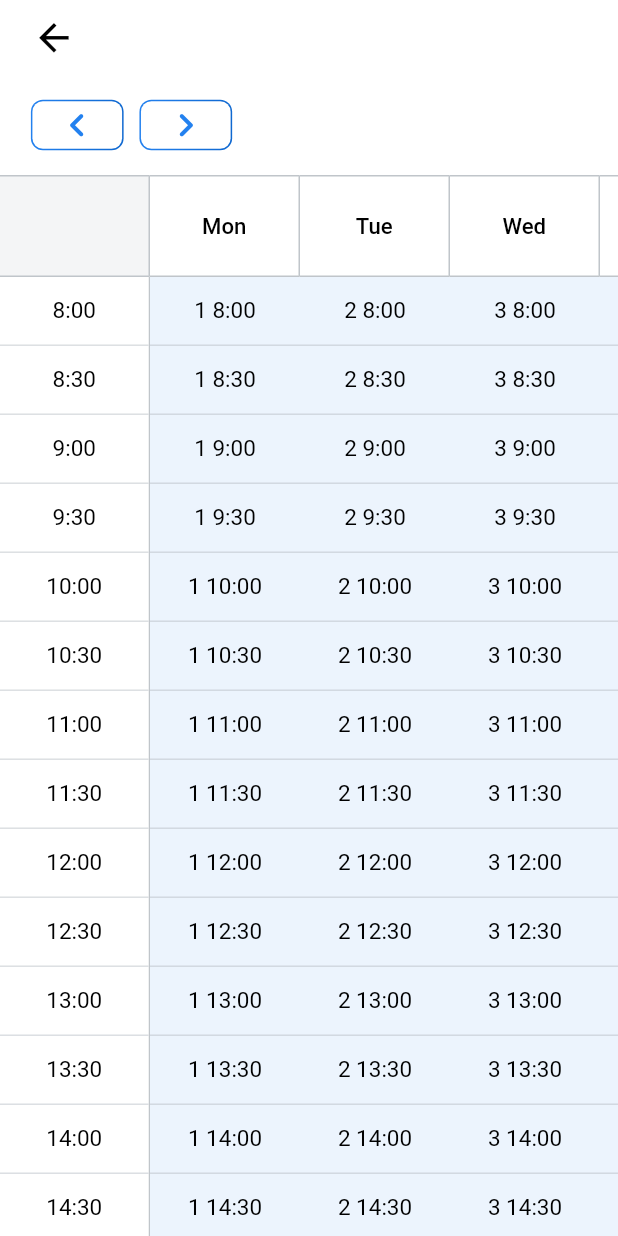
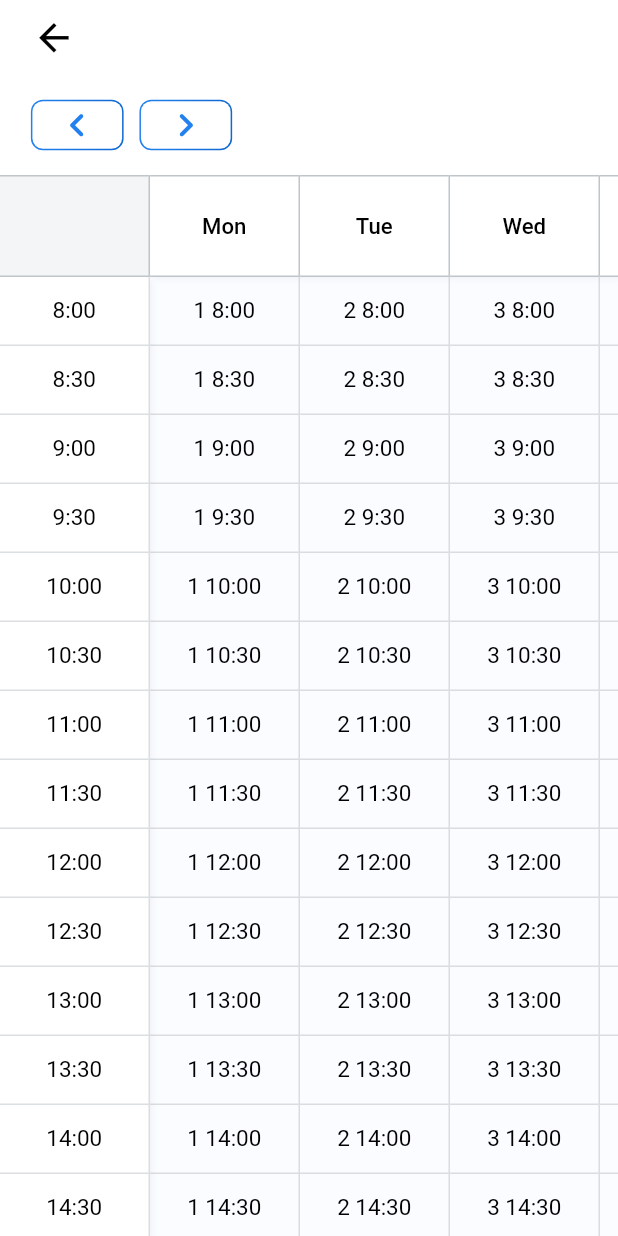
Before and after one commit to coderof19clc7/MobileApplicationProgrammingAdvance, a Flutter app: the BookingPage screen opened directly, on a phone screen of 412 x 824 dp. Run offline on Flutter 3.47's test engine with Material 2 defaults, Android fonts, the phone set to English and light mode, and no system bars; our stand-ins replace chewie, flutter_svg, page_transition, stop_watch_timer, video_player; missing offline and left inert: syncfusion_flutter_pdfviewer.

Commit message:
update board theme; update readme

```diff
--- a/lib/configs/app_configs/stylings/app_themes.dart
+++ b/lib/configs/app_configs/stylings/app_themes.dart
@@ -24,7 +24,7 @@ class AppThemes {
       outlineVariant: AppColors.neutralBlue200, // border for component on surface | fill for disabled input/option button
       surface: AppColors.white, // card fill
       // onSurface: ,
-      // surfaceVariant: ,
+      surfaceVariant: AppColors.primaryBlue100.withOpacity(0.14), // board body cell
       onSurfaceVariant: AppColors.primaryBlue400, // always primaryBlue400
       surfaceTint: AppColors.white, // component on top of surface
       inverseSurface: AppColors.neutralBlue200, // login sign up text field fill
@@ -73,7 +73,7 @@ class AppThemes {
       outline: AppColors.transparent, // border
       outlineVariant: AppColors.neutralBlue700, // border for component on surface | fill for disabled input/option button
       surface: AppColors.neutralBlue900, // card fill
-      // surfaceVariant: ,
+      surfaceVariant: AppColors.primaryBlue800.withOpacity(0.3), // board body cell
       onSurfaceVariant: AppColors.primaryBlue400, // always primaryBlue400
       surfaceTint: AppColors.neutralBlue700, // component on top of surface
       inverseSurface: AppColors.neutralBlue900, // login sign up text field fill
--- a/lib/configs/constants/colors.dart
+++ b/lib/configs/constants/colors.dart
@@ -72,4 +72,9 @@ class Effects {
     blurRadius: 14,
     color: AppColors.black.withOpacity(0.25),
   );
+  static final faintShadowXS = BoxShadow(
+    blurRadius: 2,
+    offset: const Offset(2, 2),
+    color: AppColors.black.withOpacity(0.04),
+  );
 }
--- a/lib/presentations/screens/booking/widgets/multiple_scroll_direction_board_with_interactive_viewer_builder.dart
+++ b/lib/presentations/screens/booking/widgets/multiple_scroll_direction_board_with_interactive_viewer_builder.dart
@@ -1,5 +1,6 @@
 import 'package:flutter/material.dart';
 import 'package:one_one_learn/configs/app_configs/app_extensions.dart';
+import 'package:one_one_learn/configs/constants/colors.dart';
 import 'package:one_one_learn/configs/constants/dimens.dart';
 import 'package:vector_math/vector_math_64.dart' show Quad, Vector3;
 
@@ -27,7 +28,8 @@ class MultipleScrollDirectionBoardWithInteractiveViewerBuilder extends StatefulW
   createState() => _MultipleScrollDirectionBoardWithInteractiveViewerBuilderState();
 }
 
-class _MultipleScrollDirectionBoardWithInteractiveViewerBuilderState extends State<MultipleScrollDirectionBoardWithInteractiveViewerBuilder> {
+class _MultipleScrollDirectionBoardWithInteractiveViewerBuilderState
+    extends State<MultipleScrollDirectionBoardWithInteractiveViewerBuilder> {
   late final ScrollController _headController;
   late final ScrollController _bodyHeaderController;
   late final TransformationController _transformationController;
@@ -47,7 +49,8 @@ class _MultipleScrollDirectionBoardWithInteractiveViewerBuilderState extends Sta
   void dispose() {
     _headController.dispose();
     _bodyHeaderController.dispose();
-    _transformationController..removeListener(onTransformationValueUpdated)
+    _transformationController
+      ..removeListener(onTransformationValueUpdated)
       ..dispose();
     super.dispose();
   }
@@ -57,7 +60,9 @@ class _MultipleScrollDirectionBoardWithInteractiveViewerBuilderState extends Sta
     isHandlingScrollEvent = true;
 
     _transformationController.value = Matrix4.translationValues(
-      -_headController.offset, -_bodyHeaderController.offset, 0,
+      -_headController.offset,
+      -_bodyHeaderController.offset,
+      0,
     );
 
     isHandlingScrollEvent = false;
@@ -73,7 +78,6 @@ class _MultipleScrollDirectionBoardWithInteractiveViewerBuilderState extends Sta
 
     _bodyHeaderController.jumpTo(-dy);
     _headController.jumpTo(-dx);
-
 
     isHandlingScrollEvent = false;
   }
@@ -141,7 +145,6 @@ class TableBody extends StatefulWidget {
 }
 
 class _TableBodyState extends State<TableBody> {
-
   @override
   void initState() {
     super.initState();
@@ -182,20 +185,15 @@ class _TableBodyState extends State<TableBody> {
 
   @override
   Widget build(BuildContext context) {
-    final numberOfDataColumns = (widget.numberOfColumn - 1) > 0
-        ? (widget.numberOfColumn - 1) : 0;
+    final numberOfDataColumns = (widget.numberOfColumn - 1) > 0 ? (widget.numberOfColumn - 1) : 0;
     final numberOfDataRows = widget.bodyData[0].length;
 
     return Row(
       children: [
         // first column
         Container(
+          decoration: BoxDecoration(boxShadow: [Effects.faintShadowXS]),
           width: widget.firstColumnWidth,
-          decoration: BoxDecoration(
-            border: Border(
-              right: BorderSide(color: context.theme.colorScheme.outline),
-            ),
-          ),
           child: NotificationListener<ScrollNotification>(
             onNotification: (notification) {
               if (notification is ScrollUpdateNotification) {
@@ -241,7 +239,7 @@ class _TableBodyState extends State<TableBody> {
                     viewport: axisAlignedBoundingBox(dataFieldViewPort),
                     builder: (BuildContext context, int row, int column) {
                       return TableBodyCell(
-                        color: context.theme.highlightColor,
+                        color: context.theme.colorScheme.surfaceVariant,
                         content: widget.bodyData[column + 1][row] ?? 'null',
                         textAlign: TextAlign.center,
                         isShowDate: false,
@@ -259,8 +257,7 @@ class _TableBodyState extends State<TableBody> {
   }
 }
 
-typedef CellBuilder = Widget Function(
-    BuildContext context, int row, int column);
+typedef CellBuilder = Widget Function(BuildContext context, int row, int column);
 
 class TableBodyDataBuilder extends StatelessWidget {
   const TableBodyDataBuilder({
@@ -340,6 +337,9 @@ class TableBodyCell extends StatelessWidget {
           color: color,
           border: Border(
             bottom: BorderSide(
+              color: context.theme.colorScheme.scrim,
+            ),
+            right: BorderSide(
               color: context.theme.colorScheme.scrim,
             ),
           ),
@@ -435,6 +435,8 @@ class TableHead extends StatelessWidget {
                 }
                 return true;
               },
+              child: DecoratedBox(
+                decoration: BoxDecoration(boxShadow: [Effects.faintShadowXS]),
                 child: ListView.builder(
                   controller: scrollController,
                   physics: const ClampingScrollPhysics(),
@@ -451,6 +453,7 @@ class TableHead extends StatelessWidget {
                 ),
               ),
             ),
+          ),
         ],
       ),
     );
```
Also changed, not shown: 1 other file. Lines whose indentation alone changed are shown as unchanged.
